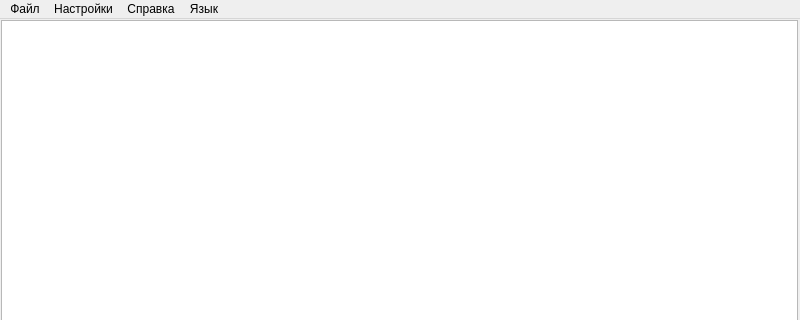
AlexZast/DevGrafCpp, file TextEditor/TextEditor.ui: the form before one commit; both pictures show x 0 to 800 and y 0 to 320 of the 800 by 600 pixel window.
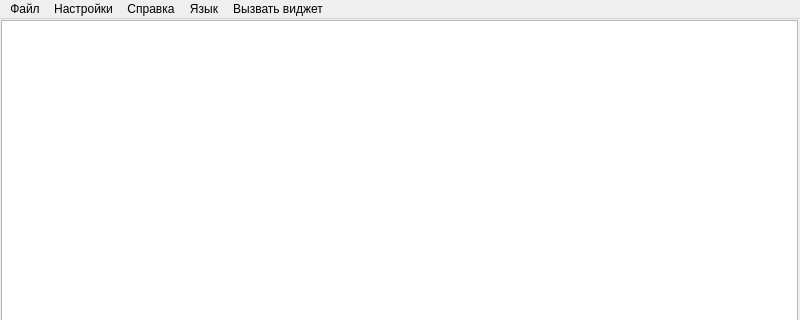
The form after the commit.

Diff of the .ui file:
```diff
--- a/TextEditor/TextEditor.ui
+++ b/TextEditor/TextEditor.ui
@@ -73,11 +73,19 @@
      <string>Настройки</string>
     </property>
     <addaction name="action_10"/>
+    <addaction name="menu_6"/>
+   </widget>
+   <widget class="QMenu" name="menu_5">
+    <property name="title">
+     <string>Вызвать виджет</string>
+    </property>
+    <addaction name="action_11"/>
    </widget>
    <addaction name="menu"/>
    <addaction name="menu_4"/>
    <addaction name="menu_2"/>
    <addaction name="menu_3"/>
+   <addaction name="menu_5"/>
   </widget>
   <widget class="QStatusBar" name="statusbar"/>
   <action name="action">
```
Left out of the diff: 28 changed lines with no effect on the pictures.
